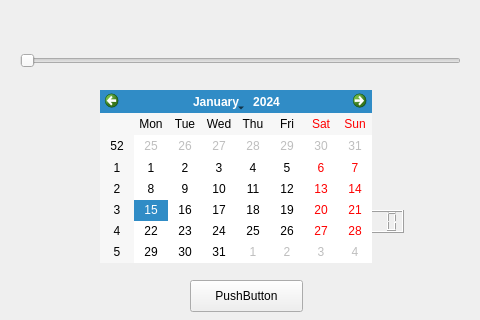
Above: arsch.ui from dgow/PiClock before the change. Below: the same form after it.
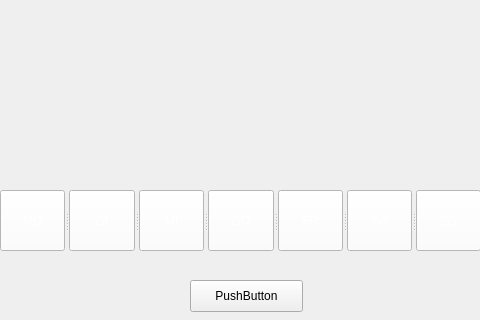
That is the form after the change.

```diff
--- a/arsch.ui
+++ b/arsch.ui
@@ -26,51 +26,102 @@
     <string>PushButton</string>
    </property>
   </widget>
-  <widget class="QRadioButton" name="radioButton">
+  <widget class="QSplitter" name="splitter">
    <property name="geometry">
     <rect>
-     <x>100</x>
-     <y>230</y>
-     <width>100</width>
-     <height>20</height>
-    </rect>
-   </property>
-   <property name="text">
-    <string>RadioButton</string>
-   </property>
-  </widget>
-  <widget class="QSlider" name="horizontalSlider">
-   <property name="geometry">
-    <rect>
-     <x>20</x>
-     <y>30</y>
-     <width>441</width>
+     <x>0</x>
+     <y>190</y>
+     <width>481</width>
      <height>61</height>
     </rect>
    </property>
    <property name="orientation">
     <enum>Qt::Horizontal</enum>
    </property>
-  </widget>
-  <widget class="QLCDNumber" name="lcdNumber">
-   <property name="geometry">
-    <rect>
-     <x>340</x>
-     <y>210</y>
-     <width>64</width>
-     <height>23</height>
-    </rect>
-   </property>
-  </widget>
-  <widget class="QCalendarWidget" name="calendarWidget">
-   <property name="geometry">
-    <rect>
-     <x>100</x>
-     <y>90</y>
-     <width>272</width>
-     <height>173</height>
-    </rect>
-   </property>
+   <widget class="QPushButton" name="pushButton_2">
+    <property name="styleSheet">
+     <string notr="true">background-color: rgb(255, 255, 255);
+color: rgb(255, 255, 255);</string>
+    </property>
+    <property name="text">
+     <string>MO</string>
+    </property>
+    <property name="flat">
+     <bool>false</bool>
+    </property>
+   </widget>
+   <widget class="QPushButton" name="pushButton_3">
+    <property name="styleSheet">
+     <string notr="true">background-color: rgb(255, 255, 255);
+color: rgb(255, 255, 255);</string>
+    </property>
+    <property name="text">
+     <string>DI</string>
+    </property>
+    <property name="flat">
+     <bool>false</bool>
+    </property>
+   </widget>
+   <widget class="QPushButton" name="pushButton_4">
+    <property name="styleSheet">
+     <string notr="true">background-color: rgb(255, 255, 255);
+color: rgb(255, 255, 255);</string>
+    </property>
+    <property name="text">
+     <string>MI</string>
+    </property>
+    <property name="flat">
+     <bool>false</bool>
+    </property>
+   </widget>
+   <widget class="QPushButton" name="pushButton_5">
+    <property name="styleSheet">
+     <string notr="true">background-color: rgb(255, 255, 255);
+color: rgb(255, 255, 255);</string>
+    </property>
+    <property name="text">
+     <string>DO</string>
+    </property>
+    <property name="flat">
+     <bool>false</bool>
+    </property>
+   </widget>
+   <widget class="QPushButton" name="pushButton_6">
+    <property name="styleSheet">
+     <string notr="true">background-color: rgb(255, 255, 255);
+color: rgb(255, 255, 255);</string>
+    </property>
+    <property name="text">
+     <string>FR</string>
+    </property>
+    <property name="flat">
+     <bool>false</bool>
+    </property>
+   </widget>
+   <widget class="QPushButton" name="pushButton_7">
+    <property name="styleSheet">
+     <string notr="true">background-color: rgb(255, 255, 255);
+color: rgb(255, 255, 255);</string>
+    </property>
+    <property name="text">
+     <string>SA</string>
+    </property>
+    <property name="flat">
+     <bool>false</bool>
+    </property>
+   </widget>
+   <widget class="QPushButton" name="pushButton_8">
+    <property name="styleSheet">
+     <string notr="true">background-color: rgb(255, 255, 255);
+color: rgb(255, 255, 255);</string>
+    </property>
+    <property name="text">
+     <string>SO</string>
+    </property>
+    <property name="flat">
+     <bool>false</bool>
+    </property>
+   </widget>
   </widget>
  </widget>
  <resources/>
```
